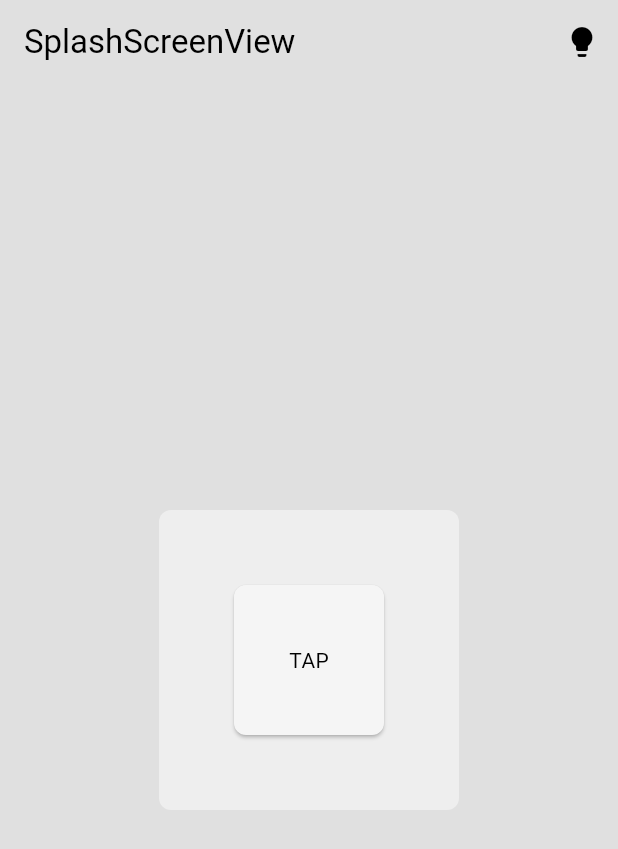
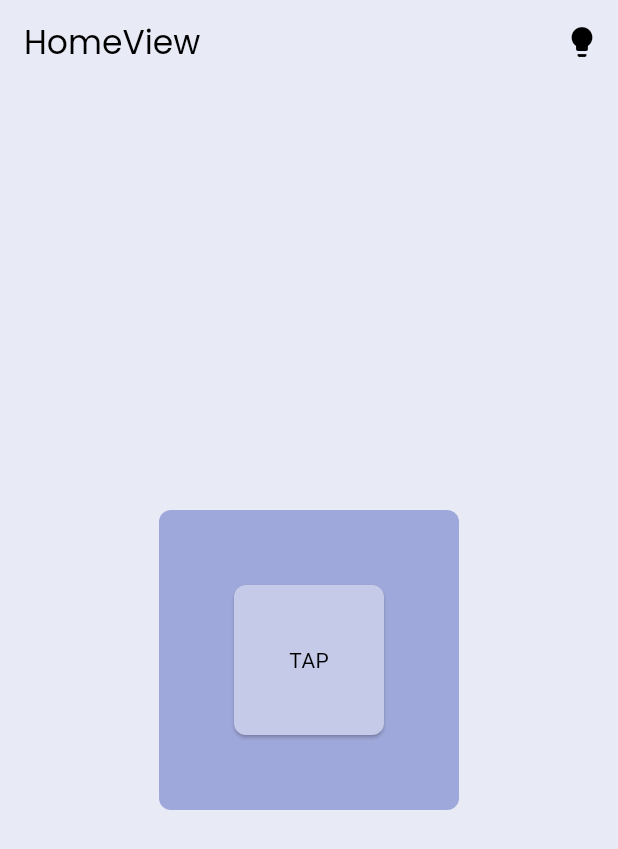
Before and after one commit to wachidamirul/shoes_shop_pos, a Flutter app: the screen it shows after launch, after a tap on the "lightbulb" icon, on a phone screen of 412 x 824 dp. Shown: the top 849 px of the screen. Run offline on Flutter 3.47's test engine with Material 3 defaults, Android fonts, the light colour scheme and no system bars; our stand-ins replace flutter_screenutil, get, get_storage.

Commit message:
feat: implement splash screen and theme management

```diff
--- a/lib/app/modules/home/views/home_view.dart
+++ b/lib/app/modules/home/views/home_view.dart
@@ -1,6 +1,10 @@
 import 'package:flutter/material.dart';
 
 import 'package:get/get.dart';
+import 'package:shoes_shop_pos/app/theme/font_theme.dart';
+import 'package:shoes_shop_pos/app/theme/theme_controller.dart';
+import 'package:shoes_shop_pos/app/widgets/box.dart';
+import 'package:shoes_shop_pos/app/widgets/button.dart';
 
 import '../controllers/home_controller.dart';
 
@@ -8,15 +12,26 @@ class HomeView extends GetView<HomeController> {
   const HomeView({super.key});
   @override
   Widget build(BuildContext context) {
+    final themeController = Get.find<ThemeController>();
+
     return Scaffold(
       appBar: AppBar(
-        title: const Text('HomeView'),
-        centerTitle: true,
+        title: Text('HomeView', style: FontTheme.regular),
+        actions: [
+          IconButton(
+            onPressed: themeController.toggleTheme,
+            icon: const Icon(Icons.lightbulb),
+          ),
+        ],
       ),
-      body: const Center(
-        child: Text(
-          'HomeView is working',
-          style: TextStyle(fontSize: 20),
+      backgroundColor: Theme.of(context).colorScheme.surface,
+      body: Center(
+        child: MyBox(
+          color: Theme.of(context).colorScheme.primary,
+          child: MyButton(
+            color: Theme.of(context).colorScheme.secondary,
+            onTap: themeController.toggleTheme,
+          ),
         ),
       ),
     );
--- /dev/null
+++ b/lib/app/modules/splash/bindings/splash_binding.dart
@@ -0,0 +1,12 @@
+import 'package:get/get.dart';
+
+import '../controllers/splash_controller.dart';
+
+class SplashBinding extends Bindings {
+  @override
+  void dependencies() {
+    Get.lazyPut<SplashController>(
+      () => SplashController(),
+    );
+  }
+}
--- /dev/null
+++ b/lib/app/modules/splash/controllers/splash_controller.dart
@@ -0,0 +1,27 @@
+import 'package:get/get.dart';
+import 'package:shoes_shop_pos/app/routes/app_pages.dart';
+
+class SplashController extends GetxController {
+  //TODO: Implement SplashController
+  redirectPage() async {
+    await Future.delayed(
+      Duration(seconds: 3),
+    ).then((value) => Get.offAllNamed(Routes.HOME));
+  }
+
+  @override
+  void onInit() {
+    super.onInit();
+    redirectPage();
+  }
+
+  @override
+  void onReady() {
+    super.onReady();
+  }
+
+  @override
+  void onClose() {
+    super.onClose();
+  }
+}
--- /dev/null
+++ b/lib/app/modules/splash/views/splash_view.dart
@@ -0,0 +1,27 @@
+import 'package:flutter/material.dart';
+import 'package:flutter_screenutil/flutter_screenutil.dart';
+
+import 'package:get/get.dart';
+
+import '../controllers/splash_controller.dart';
+
+class SplashView extends GetView<SplashController> {
+  @override
+  Widget build(BuildContext context) {
+    return GetBuilder<SplashController>(
+      builder:
+          (controller) => Scaffold(
+            body: Container(
+              width: 1.sw,
+              decoration: BoxDecoration(color: Colors.indigo.shade50),
+              child: Column(
+                mainAxisAlignment: MainAxisAlignment.center,
+                children: [
+                  Image.asset('assets/images/logo.png', height: 150.w),
+                ],
+              ),
+            ),
+          ),
+    );
+  }
+}
--- a/lib/app/modules/splash_screen/bindings/splash_screen_binding.dart
+++ /dev/null
@@ -1,12 +0,0 @@
-import 'package:get/get.dart';
-
-import '../controllers/splash_screen_controller.dart';
-
-class SplashScreenBinding extends Bindings {
-  @override
-  void dependencies() {
-    Get.lazyPut<SplashScreenController>(
-      () => SplashScreenController(),
-    );
-  }
-}
--- a/lib/app/modules/splash_screen/controllers/splash_screen_controller.dart
+++ /dev/null
@@ -1,23 +0,0 @@
-import 'package:get/get.dart';
-
-class SplashScreenController extends GetxController {
-  //TODO: Implement SplashScreenController
-
-  final count = 0.obs;
-  @override
-  void onInit() {
-    super.onInit();
-  }
-
-  @override
-  void onReady() {
-    super.onReady();
-  }
-
-  @override
-  void onClose() {
-    super.onClose();
-  }
-
-  void increment() => count.value++;
-}
--- a/lib/app/modules/splash_screen/views/splash_screen_view.dart
+++ /dev/null
@@ -1,39 +0,0 @@
-import 'package:flutter/material.dart';
-
-import 'package:get/get.dart';
-import 'package:shoes_shop_pos/app/theme/theme_controller.dart';
-import 'package:shoes_shop_pos/app/widgets/box.dart';
-import 'package:shoes_shop_pos/app/widgets/button.dart';
-
-import '../controllers/splash_screen_controller.dart';
-
-class SplashScreenView extends GetView<SplashScreenController> {
-  const SplashScreenView({super.key});
-
-  @override
-  Widget build(BuildContext context) {
-    final themeController = Get.find<ThemeController>();
-
-    return Scaffold(
-      appBar: AppBar(
-        title: const Text('SplashScreenView'),
-        actions: [
-          IconButton(
-            onPressed: themeController.toggleTheme,
-            icon: const Icon(Icons.lightbulb),
-          ),
-        ],
-      ),
-      backgroundColor: Theme.of(context).colorScheme.surface,
-      body: Center(
-        child: MyBox(
-          color: Theme.of(context).colorScheme.primary,
-          child: MyButton(
-            color: Theme.of(context).colorScheme.secondary,
-            onTap: themeController.toggleTheme,
-          ),
-        ),
-      ),
-    );
-  }
-}
--- a/lib/app/routes/app_routes.dart
+++ b/lib/app/routes/app_routes.dart
@@ -4,11 +4,11 @@ part of 'app_pages.dart';
 abstract class Routes {
   Routes._();
   static const HOME = _Paths.HOME;
-  static const SPLASH_SCREEN = _Paths.SPLASH_SCREEN;
+  static const SPLASH = _Paths.SPLASH;
 }
 
 abstract class _Paths {
   _Paths._();
   static const HOME = '/home';
-  static const SPLASH_SCREEN = '/splash-screen';
+  static const SPLASH = '/splash';
 }
--- a/lib/app/theme/app_theme.dart
+++ b/lib/app/theme/app_theme.dart
@@ -4,9 +4,9 @@ class LightTheme {
   static ThemeData get theme => ThemeData(
     brightness: Brightness.light,
     colorScheme: ColorScheme.light(
-      surface: Colors.grey.shade300,
-      primary: Colors.grey.shade200,
-      secondary: Colors.grey.shade100,
+      surface: Colors.indigo.shade50,
+      primary: Colors.indigo.shade200,
+      secondary: Colors.indigo.shade100,
     ),
   );
 }
--- /dev/null
+++ b/lib/app/theme/font_theme.dart
@@ -0,0 +1,59 @@
+import 'package:flutter/cupertino.dart';
+
+class FontTheme {
+  static const TextStyle base = TextStyle(fontFamily: 'Poppins');
+
+  static TextStyle thin = base.copyWith(fontWeight: FontWeight.w100);
+  static TextStyle thinItalic = base.copyWith(
+    fontWeight: FontWeight.w100,
+    fontStyle: FontStyle.italic,
+  );
+
+  static TextStyle extraLight = base.copyWith(fontWeight: FontWeight.w200);
+  static TextStyle extraLightItalic = base.copyWith(
+    fontWeight: FontWeight.w200,
+    fontStyle: FontStyle.italic,
+  );
+
+  static TextStyle light = base.copyWith(fontWeight: FontWeight.w300);
+  static TextStyle lightItalic = base.copyWith(
+    fontWeight: FontWeight.w300,
+    fontStyle: FontStyle.italic,
+  );
+
+  static TextStyle regular = base.copyWith(fontWeight: FontWeight.w400);
+  static TextStyle italic = base.copyWith(
+    fontWeight: FontWeight.w400,
+    fontStyle: FontStyle.italic,
+  );
+
+  static TextStyle medium = base.copyWith(fontWeight: FontWeight.w500);
+  static TextStyle mediumItalic = base.copyWith(
+    fontWeight: FontWeight.w500,
+    fontStyle: FontStyle.italic,
+  );
+
+  static TextStyle semibold = base.copyWith(fontWeight: FontWeight.w600);
+  static TextStyle semiboldItalic = base.copyWith(
+    fontWeight: FontWeight.w600,
+    fontStyle: FontStyle.italic,
+  );
+
+  static TextStyle bold = base.copyWith(fontWeight: FontWeight.w700);
+  static TextStyle boldItalic = base.copyWith(
+    fontWeight: FontWeight.w700,
+    fontStyle: FontStyle.italic,
+  );
+
+  static TextStyle extrabold = base.copyWith(fontWeight: FontWeight.w800);
+  static TextStyle extraboldItalic = base.copyWith(
+    fontWeight: FontWeight.w800,
+    fontStyle: FontStyle.italic,
+  );
+
+  static TextStyle black = base.copyWith(fontWeight: FontWeight.w900);
+  static TextStyle blackItalic = base.copyWith(
+    fontWeight: FontWeight.w900,
+    fontStyle: FontStyle.italic,
+  );
+}
--- a/lib/main.dart
+++ b/lib/main.dart
@@ -11,7 +11,7 @@ import 'app/routes/app_pages.dart';
 void main() async {
   WidgetsFlutterBinding.ensureInitialized();
   await GetStorage.init(); // Inisialisasi storage
-  Get.put(ThemeController()); // Daftarkan controller
+  Get.put(ThemeController());
 
   final themeController = Get.find<ThemeController>();
 
--- a/pubspec.yaml
+++ b/pubspec.yaml
@@ -37,6 +37,7 @@ dependencies:
   get: ^4.7.2
   get_storage: ^2.1.1
   flutter_screenutil: ^5.9.3
+  animated_splash_screen: ^1.3.0
 
 dev_dependencies:
   flutter_test:
```
Also changed, not shown: lib/app/routes/app_pages.dart (+7 -11 lines), pubspec.lock.
